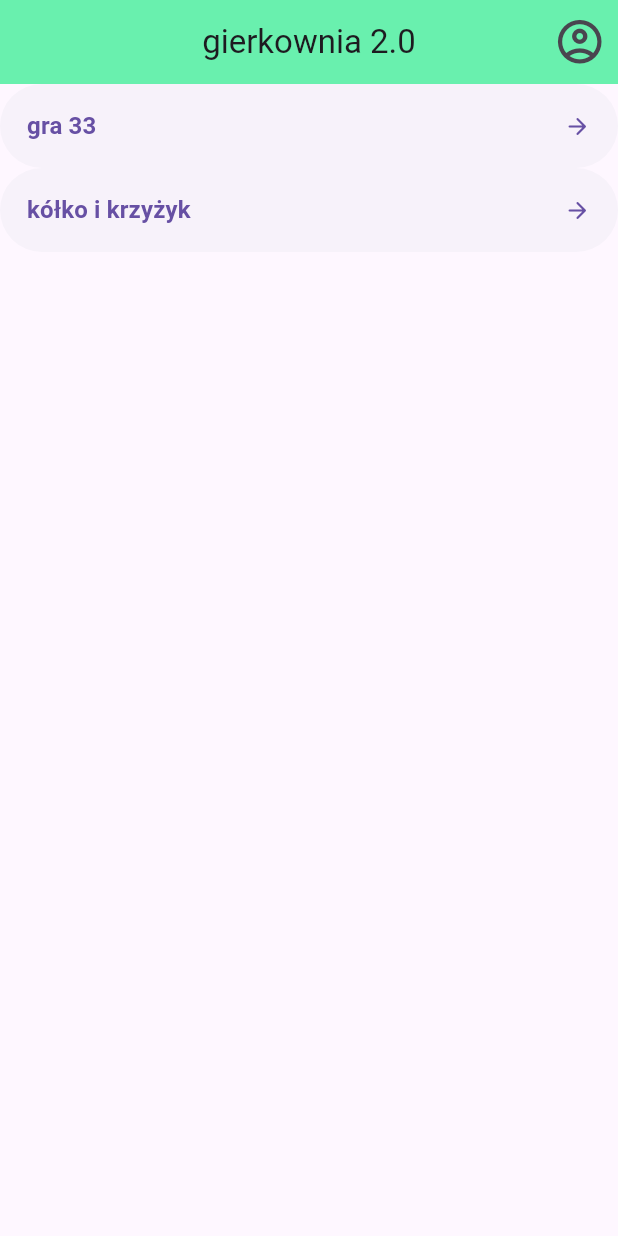
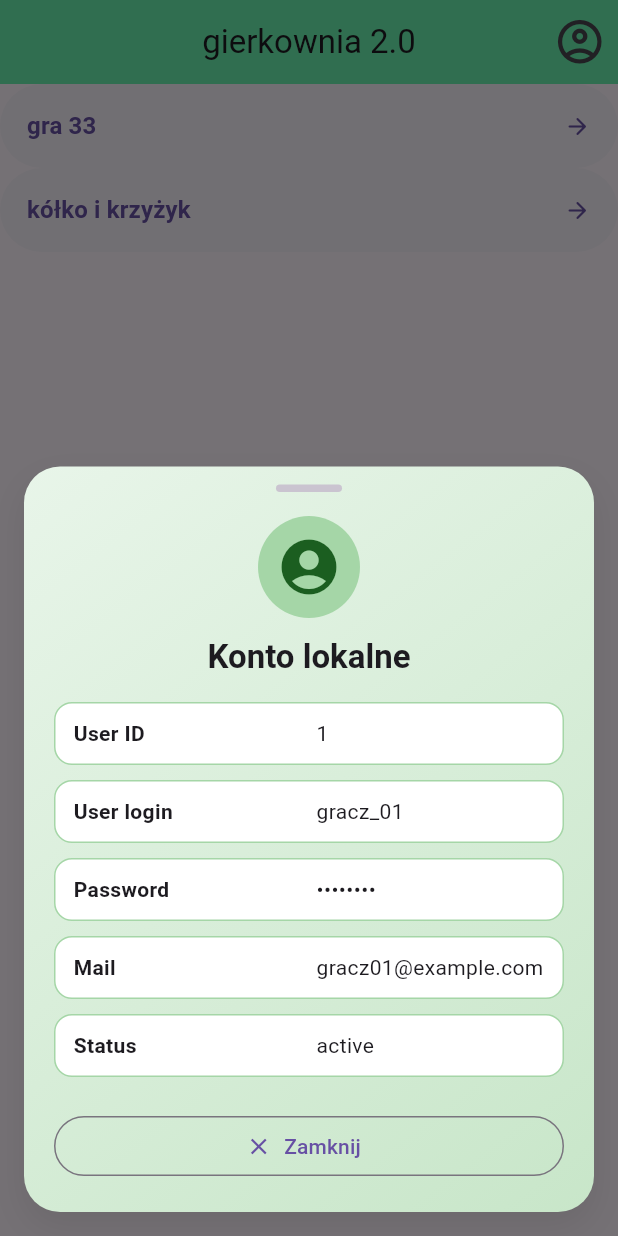
Before and after one commit to michalprog/gierkownia2, a Flutter app: the screen it shows after launch, after a tap on the "account circle" icon, on a phone screen of 412 x 824 dp. Run offline on Flutter 3.47's test engine with Material 3 defaults, Android fonts, the phone set to English and light mode, and no system bars; our stand-ins replace flutter_riverpod, go_router, hive_ce, hive_ce_flutter; accounts and stored records are empty.

Commit message:
start simple account

```diff
--- /dev/null
+++ b/lib/account_section/provider/account_provider.dart
@@ -0,0 +1,37 @@
+import 'package:flutter_riverpod/flutter_riverpod.dart';
+import 'package:gierkownia2/models/account.dart';
+import 'package:hive_ce/hive.dart';
+
+const _accountBoxName = 'account_box';
+const _accountKey = 'current_account';
+
+final accountControllerProvider =
+AsyncNotifierProvider<AccountController, Account?>(AccountController.new);
+
+class AccountController extends AsyncNotifier<Account?> {
+  @override
+  Future<Account?> build() async {
+    final box = await _openBox();
+    final raw = box.get(_accountKey);
+    if (raw is Map) {
+      return Account.fromJson(raw);
+    }
+    return null;
+  }
+
+  Future<void> saveAccount(Account account) async {
+    state = const AsyncValue.loading();
+    state = await AsyncValue.guard(() async {
+      final box = await _openBox();
+      await box.put(_accountKey, account.toJson());
+      return account;
+    });
+  }
+
+  Future<Box<Map>> _openBox() async {
+    if (Hive.isBoxOpen(_accountBoxName)) {
+      return Hive.box<Map>(_accountBoxName);
+    }
+    return Hive.openBox<Map>(_accountBoxName);
+  }
+}
--- a/lib/main_section/window_widgets/main_view.dart
+++ b/lib/main_section/window_widgets/main_view.dart
@@ -1,6 +1,7 @@
 import 'package:flutter/material.dart';
-import 'package:flutter_riverpod/flutter_riverpod.dart';
 import 'package:gierkownia2/main_section/widgets/choose_game_button.dart';
+import 'package:gierkownia2/models/account.dart';
+import 'package:gierkownia2/uniwersal_widgets/app_bar_user_widget.dart';
 import 'package:go_router/go_router.dart';
 
 class MainView extends StatelessWidget {
@@ -8,25 +9,35 @@ class MainView extends StatelessWidget {
 
   @override
   Widget build(BuildContext context) {
-    return Scaffold(appBar: AppBar(
+    final demoAccount = Account(
+      userId: '1',
+      userLogin: 'gracz_01',
+      password: 'haslo_demo',
+      mail: 'gracz01@example.com',
+      status: 'active',
+    );
+
+    return Scaffold(
+      appBar: AppBar(
         backgroundColor: Colors.greenAccent,
         centerTitle: true,
-        title: Text("gierkownia 2.0"),
+        title: const Text('gierkownia 2.0'),
         actions: [
-        IconButton(
-        onPressed: () {},
-    icon: Icon(Icons.account_circle_outlined, size: 35),
-    ),
-    ],
-    ),
-    body: ListView(
+          AppBarUserWidget(account: demoAccount),
+        ],
+      ),
+      body: ListView(
         children: [
-          ChooseGameButton(title: "gra 33", onPressed: () => context.goNamed('main-33'),),
-          ChooseGameButton(title: "kółko i krzyżyk", onPressed: () => context.goNamed('ttt-main'),),
-      ],
-
-    ),
-
+          ChooseGameButton(
+            title: 'gra 33',
+            onPressed: () => context.goNamed('main-33'),
+          ),
+          ChooseGameButton(
+            title: 'kółko i krzyżyk',
+            onPressed: () => context.goNamed('ttt-main'),
+          ),
+        ],
+      ),
     );
   }
 }
--- /dev/null
+++ b/lib/models/account.dart
@@ -0,0 +1,35 @@
+class Account {
+  const Account({
+    required this.userId,
+    required this.userLogin,
+    required this.password,
+    required this.mail,
+    required this.status,
+  });
+
+  final String userId;
+  final String userLogin;
+  final String password;
+  final String mail;
+  final String status;
+
+  Map<String, dynamic> toJson() {
+    return {
+      'userId': userId,
+      'userLogin': userLogin,
+      'password': password,
+      'mail': mail,
+      'status': status,
+    };
+  }
+
+  factory Account.fromJson(Map<dynamic, dynamic> json) {
+    return Account(
+      userId: (json['userId'] ?? '').toString(),
+      userLogin: (json['userLogin'] ?? '').toString(),
+      password: (json['password'] ?? '').toString(),
+      mail: (json['mail'] ?? '').toString(),
+      status: (json['status'] ?? '').toString(),
+    );
+  }
+}
--- a/lib/uniwersal_widgets/account_bottom_sheet.dart
+++ b/lib/uniwersal_widgets/account_bottom_sheet.dart
@@ -0,0 +1,114 @@
+import 'package:flutter/material.dart';
+import 'package:gierkownia2/models/account.dart';
+
+
+class AccountBottomSheet extends StatelessWidget {
+  const AccountBottomSheet({
+    super.key,
+    required this.account,
+  });
+
+  final Account account;
+
+  @override
+  Widget build(BuildContext context) {
+    final theme = Theme.of(context);
+
+    return SafeArea(
+      child: Container(
+        margin: const EdgeInsets.fromLTRB(16, 0, 16, 16),
+        padding: const EdgeInsets.fromLTRB(20, 12, 20, 20),
+        decoration: BoxDecoration(
+          gradient: LinearGradient(
+            colors: [Colors.green.shade50, Colors.green.shade100],
+            begin: Alignment.topLeft,
+            end: Alignment.bottomRight,
+          ),
+          borderRadius: BorderRadius.circular(24),
+          boxShadow: [
+            BoxShadow(
+              color: Colors.black.withOpacity(0.08),
+              blurRadius: 20,
+              offset: const Offset(0, 10),
+            ),
+          ],
+        ),
+        child: Column(
+          mainAxisSize: MainAxisSize.min,
+          children: [
+            Container(
+              width: 44,
+              height: 5,
+              decoration: BoxDecoration(
+                color: theme.colorScheme.outlineVariant,
+                borderRadius: BorderRadius.circular(6),
+              ),
+            ),
+            const SizedBox(height: 16),
+            CircleAvatar(
+              radius: 34,
+              backgroundColor: Colors.green.shade200,
+              child: Icon(
+                Icons.account_circle,
+                size: 44,
+                color: Colors.green.shade900,
+              ),
+            ),
+            const SizedBox(height: 12),
+            Text(
+              'Konto lokalne',
+              style: theme.textTheme.titleLarge?.copyWith(
+                fontWeight: FontWeight.w700,
+              ),
+            ),
+            const SizedBox(height: 16),
+            _infoRow('User ID', account.userId),
+            _infoRow('User login', account.userLogin),
+            _infoRow('Password', '••••••••'),
+            _infoRow('Mail', account.mail),
+            _infoRow('Status', account.status),
+            const SizedBox(height: 12),
+            SizedBox(
+              width: double.infinity,
+              child: OutlinedButton.icon(
+                onPressed: () => Navigator.of(context).pop(),
+                icon: const Icon(Icons.close),
+                label: const Text('Zamknij'),
+              ),
+            ),
+          ],
+        ),
+      ),
+    );
+  }
+
+  Widget _infoRow(String label, String value) {
+    return Container(
+      margin: const EdgeInsets.only(bottom: 10),
+      padding: const EdgeInsets.symmetric(horizontal: 12, vertical: 10),
+      decoration: BoxDecoration(
+        color: Colors.white,
+        borderRadius: BorderRadius.circular(12),
+        border: Border.all(color: Colors.green.shade200),
+      ),
+      child: Row(
+        children: [
+          Expanded(
+            child: Text(
+              label,
+              style: const TextStyle(fontWeight: FontWeight.w600),
+            ),
+          ),
+          const SizedBox(width: 10),
+          Flexible(
+            child: Text(
+              value,
+              textAlign: TextAlign.right,
+              overflow: TextOverflow.ellipsis,
+            ),
+          ),
+        ],
+      ),
+    );
+  }
+}
--- a/lib/uniwersal_widgets/app_bar_user_widget.dart
+++ b/lib/uniwersal_widgets/app_bar_user_widget.dart
@@ -1,13 +1,28 @@
 import 'package:flutter/material.dart';
+import 'package:gierkownia2/models/account.dart';
+
+import 'package:gierkownia2/uniwersal_widgets/account_bottom_sheet.dart';
 
 class AppBarUserWidget extends StatelessWidget {
-  const AppBarUserWidget({super.key});
+  const AppBarUserWidget({
+    super.key,
+    required this.account,
+  });
+
+  final Account account;
 
   @override
   Widget build(BuildContext context) {
-    return IconButton(onPressed: (){},
-        icon: Icon(Icons.account_circle_outlined, size: 35),
-
+    return IconButton(
+      onPressed: () {
+        showModalBottomSheet<void>(
+          context: context,
+          isScrollControlled: true,
+          backgroundColor: Colors.transparent,
+          builder: (_) => AccountBottomSheet(account: account),
+        );
+      },
+      icon: const Icon(Icons.account_circle_outlined, size: 35),
     );
   }
 }
```
